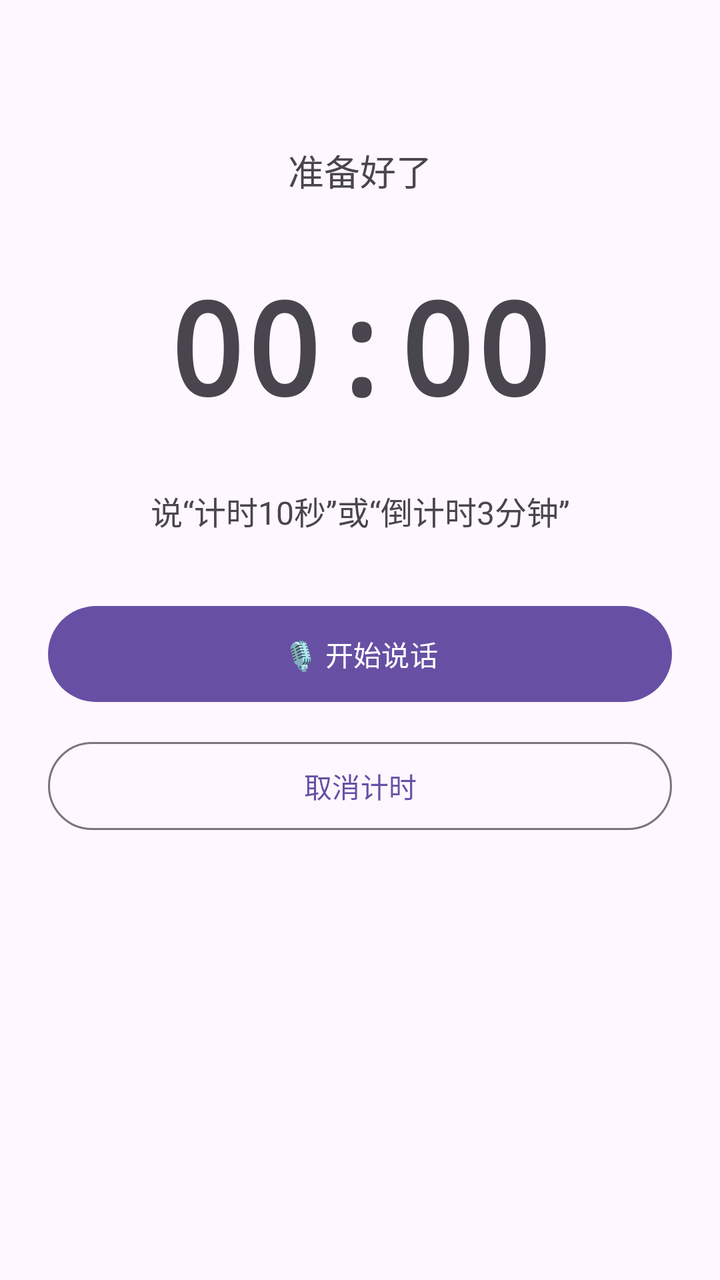
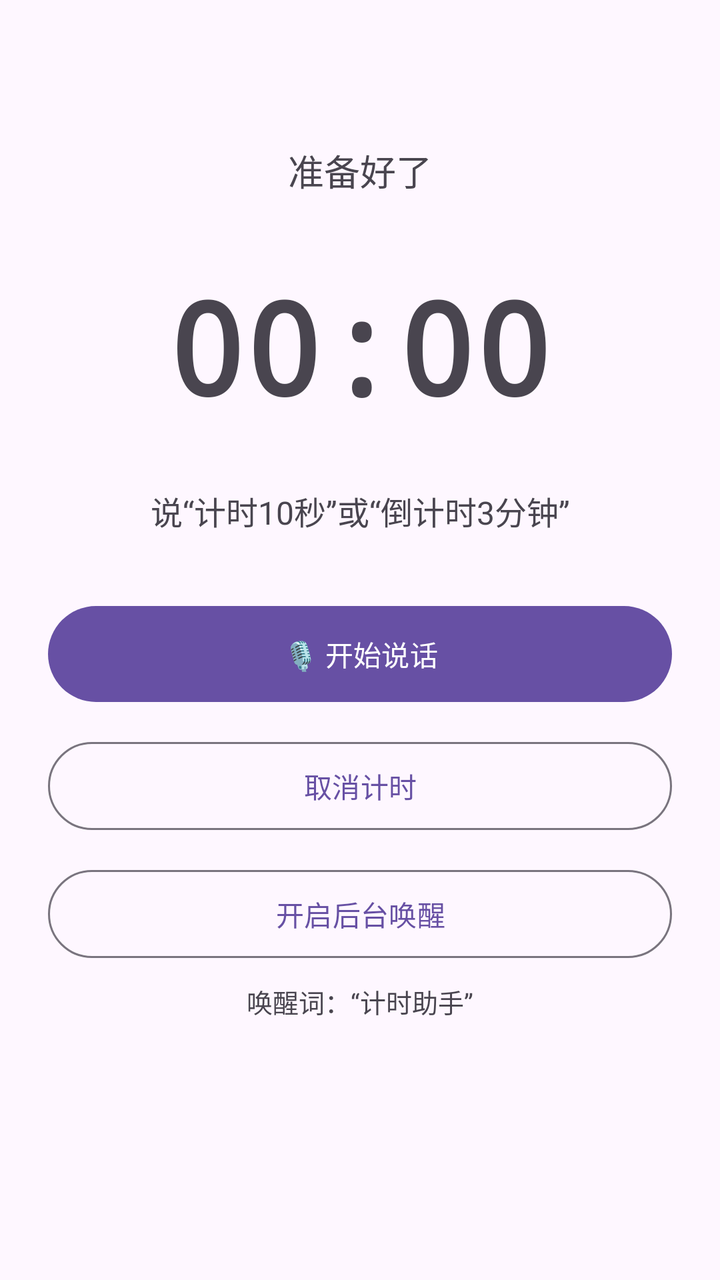

An Android layout rendered at two revisions. The XML below is the earlier revision; the diff shows what the commit changed to produce the second picture.
<!-- AndroidManifest.xml: application theme Theme.VoiceTimer -->
<!-- res/layout/activity_main.xml -->
<?xml version="1.0" encoding="utf-8"?>
<LinearLayout xmlns:android="http://schemas.android.com/apk/res/android"
    android:layout_width="match_parent"
    android:layout_height="match_parent"
    android:gravity="center_horizontal"
    android:orientation="vertical"
    android:padding="24dp">

    <TextView
        android:id="@+id/statusText"
        android:layout_width="wrap_content"
        android:layout_height="wrap_content"
        android:layout_marginTop="48dp"
        android:text="@string/ready"
        android:textSize="18sp" />

    <TextView
        android:id="@+id/timeText"
        android:layout_width="wrap_content"
        android:layout_height="wrap_content"
        android:layout_marginTop="32dp"
        android:fontFamily="monospace"
        android:text="@string/zero_time"
        android:textSize="64sp"
        android:textStyle="bold" />

    <TextView
        android:id="@+id/heardText"
        android:layout_width="match_parent"
        android:layout_height="wrap_content"
        android:layout_marginTop="28dp"
        android:gravity="center"
        android:text="@string/voice_hint"
        android:textSize="16sp" />

    <com.google.android.material.button.MaterialButton
        android:id="@+id/micButton"
        android:layout_width="match_parent"
        android:layout_height="56dp"
        android:layout_marginTop="32dp"
        android:text="@string/start_listening" />

    <com.google.android.material.button.MaterialButton
        android:id="@+id/cancelButton"
        style="@style/Widget.Material3.Button.OutlinedButton"
        android:layout_width="match_parent"
        android:layout_height="52dp"
        android:layout_marginTop="12dp"
        android:text="@string/cancel_timer" />

    <TextView
        android:id="@+id/versionText"
        android:layout_width="wrap_content"
        android:layout_height="wrap_content"
        android:layout_marginTop="24dp"
        android:textSize="12sp" />
</LinearLayout>
<!-- resources referenced by this layout -->
<resources>
  <string name="cancel_timer">取消计时</string>
  <string name="ready">准备好了</string>
  <string name="start_listening">🎙  开始说话</string>
  <string name="voice_hint">说“计时10秒”或“倒计时3分钟”</string>
  <string name="zero_time">00:00</string>
  <style name="Theme.VoiceTimer" parent="Theme.Material3.DayNight.NoActionBar">
          <item name="android:windowLightStatusBar">true</item>
          <item name="android:navigationBarColor">@android:color/transparent</item>
      </style>
</resources>

<!-- the commit's change to res/layout/activity_main.xml (unified diff, before → after) -->
@@ -48,6 +48,21 @@
         android:layout_marginTop="12dp"
         android:text="@string/cancel_timer" />
 
+    <com.google.android.material.button.MaterialButton
+        android:id="@+id/wakeButton"
+        style="@style/Widget.Material3.Button.OutlinedButton"
+        android:layout_width="match_parent"
+        android:layout_height="52dp"
+        android:layout_marginTop="12dp"
+        android:text="@string/wake_enable" />
+
+    <TextView
+        android:layout_width="wrap_content"
+        android:layout_height="wrap_content"
+        android:layout_marginTop="8dp"
+        android:text="@string/wake_hint"
+        android:textSize="13sp" />
+
     <TextView
         android:id="@+id/versionText"
         android:layout_width="wrap_content"
<!-- resource entries referenced after the edit -->
@@ -4,6 +4,8 @@
   <string name="ready">准备好了</string>
   <string name="start_listening">🎙  开始说话</string>
   <string name="voice_hint">说“计时10秒”或“倒计时3分钟”</string>
+  <string name="wake_enable">开启后台唤醒</string>
+  <string name="wake_hint">唤醒词：“计时助手”</string>
   <string name="zero_time">00:00</string>
   <style name="Theme.VoiceTimer" parent="Theme.Material3.DayNight.NoActionBar">
           <item name="android:windowLightStatusBar">true</item>
